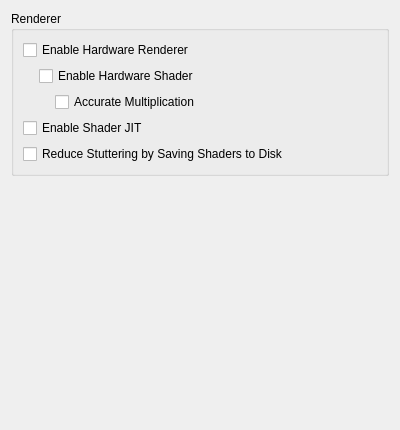
Before: the Qt Designer form src/citra_qt/configuration/configure_graphics.ui in WaterFace/citra, drawn with Qt 5.
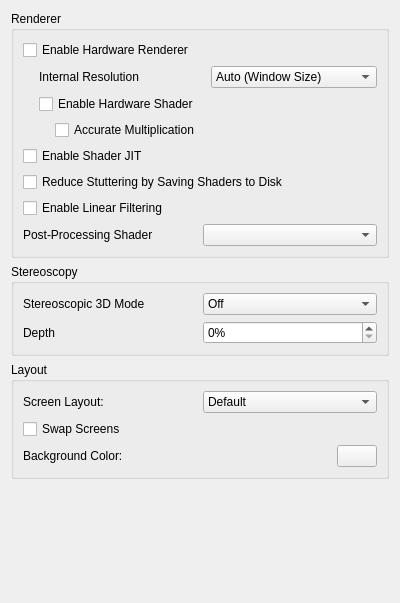
After: the same form once the commit is applied.

Commit message: Fixed Qt nonsense

What changed in the file:
```diff
--- a/src/citra_qt/configuration/configure_graphics.ui
+++ b/src/citra_qt/configuration/configure_graphics.ui
@@ -7,15 +7,9 @@
     <x>0</x>
     <y>0</y>
     <width>400</width>
-    <height>430</height>
-   </rect>
-  </property>
-  <property name="minimumSize">
-   <size>
-    <width>0</width>
-    <height>0</height>
-   </size>
-  </property>
+        <height>603</height>
+      </rect>
+    </property>
   <property name="windowTitle">
    <string>Form</string>
   </property>
@@ -51,6 +45,76 @@
          <property name="bottomMargin">
           <number>0</number>
          </property>
+                  <item>
+                    <layout class="QHBoxLayout" name="horizontalLayout">
+                      <item>
+                        <widget class="QLabel" name="label">
+                          <property name="text">
+                            <string>Internal Resolution</string>
+                          </property>
+                        </widget>
+                      </item>
+                      <item>
+                        <widget class="QComboBox" name="resolution_factor_combobox">
+                          <item>
+                            <property name="text">
+                              <string>Auto (Window Size)</string>
+                            </property>
+                          </item>
+                          <item>
+                            <property name="text">
+                              <string>Native (400x240)</string>
+                            </property>
+                          </item>
+                          <item>
+                            <property name="text">
+                              <string>2x Native (800x480)</string>
+                            </property>
+                          </item>
+                          <item>
+                            <property name="text">
+                              <string>3x Native (1200x720)</string>
+                            </property>
+                          </item>
+                          <item>
+                            <property name="text">
+                              <string>4x Native (1600x960)</string>
+                            </property>
+                          </item>
+                          <item>
+                            <property name="text">
+                              <string>5x Native (2000x1200)</string>
+                            </property>
+                          </item>
+                          <item>
+                            <property name="text">
+                              <string>6x Native (2400x1440)</string>
+                            </property>
+                          </item>
+                          <item>
+                            <property name="text">
+                              <string>7x Native (2800x1680)</string>
+                            </property>
+                          </item>
+                          <item>
+                            <property name="text">
+                              <string>8x Native (3200x1920)</string>
+                            </property>
+                          </item>
+                          <item>
+                            <property name="text">
+                              <string>9x Native (3600x2160)</string>
+                            </property>
+                          </item>
+                          <item>
+                            <property name="text">
+                              <string>10x Native (4000x2400)</string>
+                            </property>
+                          </item>
+                        </widget>
+                      </item>
+                    </layout>
+                  </item>
          <item>
           <widget class="QCheckBox" name="toggle_hw_shader">
            <property name="toolTip">
@@ -109,6 +173,165 @@
         </property>
        </widget>
       </item>
+            <item>
+              <widget class="QCheckBox" name="toggle_linear_filter">
+                <property name="text">
+                  <string>Enable Linear Filtering</string>
+                </property>
+              </widget>
+            </item>
+            <item>
+              <layout class="QHBoxLayout" name="horizontalLayout_11">
+                <item>
+                  <widget class="QLabel" name="label_2">
+                    <property name="text">
+                      <string>Post-Processing Shader</string>
+                    </property>
+                  </widget>
+                </item>
+                <item>
+                  <widget class="QComboBox" name="shader_combobox"/>
+                </item>
+              </layout>
+            </item>
+          </layout>
+        </widget>
+      </item>
+      <item>
+        <widget class="QGroupBox" name="groupBox">
+          <property name="title">
+            <string>Stereoscopy</string>
+          </property>
+          <layout class="QVBoxLayout" name="verticalLayout_4">
+            <item>
+              <layout class="QHBoxLayout" name="horizontalLayout_5">
+                <item>
+                  <widget class="QLabel" name="label_4">
+                    <property name="text">
+                      <string>Stereoscopic 3D Mode</string>
+                    </property>
+                  </widget>
+                </item>
+                <item>
+                  <widget class="QComboBox" name="render_3d_combobox">
+                    <item>
+                      <property name="text">
+                        <string>Off</string>
+                      </property>
+                    </item>
+                    <item>
+                      <property name="text">
+                        <string>Side by Side</string>
+                      </property>
+                    </item>
+                    <item>
+                      <property name="text">
+                        <string>Anaglyph</string>
+                      </property>
+                    </item>
+                  </widget>
+                </item>
+              </layout>
+            </item>
+            <item>
+              <layout class="QHBoxLayout" name="horizontalLayout_7">
+                <item>
+                  <widget class="QLabel" name="label_3">
+                    <property name="text">
+                      <string>Depth</string>
+                    </property>
+                  </widget>
+                </item>
+                <item>
+                  <widget class="QSpinBox" name="factor_3d">
+                    <property name="suffix">
+                      <string>%</string>
+                    </property>
+                    <property name="minimum">
+                      <number>0</number>
+                    </property>
+                    <property name="maximum">
+                      <number>100</number>
+                    </property>
+                    <property name="value">
+                      <number>0</number>
+                    </property>
+                  </widget>
+                </item>
+              </layout>
+            </item>
+          </layout>
+        </widget>
+      </item>
+      <item>
+        <widget class="QGroupBox" name="layoutBox">
+          <property name="title">
+            <string>Layout</string>
+          </property>
+          <layout class="QVBoxLayout" name="verticalLayout_3">
+            <item>
+              <layout class="QHBoxLayout" name="horizontalLayout_4">
+                <item>
+                  <widget class="QLabel" name="label1">
+                    <property name="text">
+                      <string>Screen Layout:</string>
+                    </property>
+                  </widget>
+                </item>
+                <item>
+                  <widget class="QComboBox" name="layout_combobox">
+                    <item>
+                      <property name="text">
+                        <string>Default</string>
+                      </property>
+                    </item>
+                    <item>
+                      <property name="text">
+                        <string>Single Screen</string>
+                      </property>
+                    </item>
+                    <item>
+                      <property name="text">
+                        <string>Large Screen</string>
+                      </property>
+                    </item>
+                    <item>
+                      <property name="text">
+                        <string>Side by Side</string>
+                      </property>
+                    </item>
+                  </widget>
+                </item>
+              </layout>
+            </item>
+            <item>
+              <widget class="QCheckBox" name="swap_screen">
+                <property name="text">
+                  <string>Swap Screens</string>
+                </property>
+              </widget>
+            </item>
+            <item>
+              <layout class="QHBoxLayout" name="horizontalLayout_6">
+                <item>
+                  <widget class="QLabel" name="bg_label">
+                    <property name="text">
+                      <string>Background Color:</string>
+                    </property>
+                  </widget>
+                </item>
+                <item>
+                  <widget class="QPushButton" name="bg_button">
+                    <property name="maximumSize">
+                      <size>
+                        <width>40</width>
+                        <height>16777215</height>
+                      </size>
+                    </property>
+                  </widget>
+                </item>
+              </layout>
+            </item>
      </layout>
     </widget>
    </item>
@@ -120,7 +343,7 @@
      <property name="sizeHint" stdset="0">
       <size>
        <width>20</width>
-       <height>270</height>
+              <height>40</height>
       </size>
      </property>
     </spacer>
```
Lines whose indentation alone changed are shown as unchanged. The commit also changes 2 other files.
